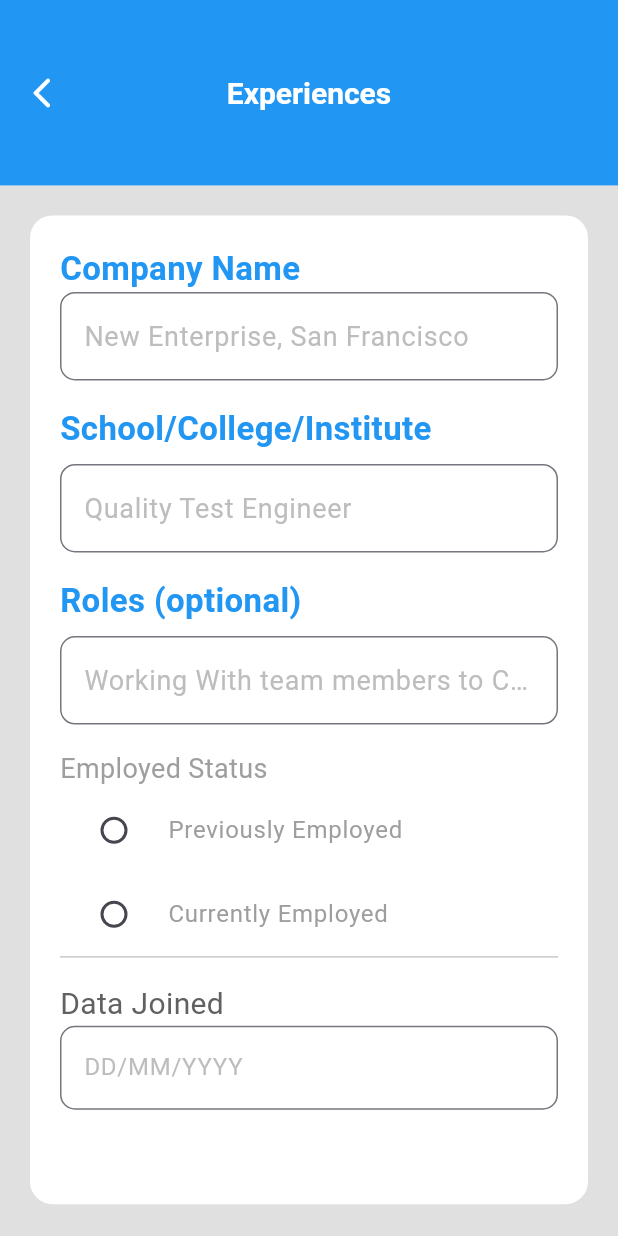
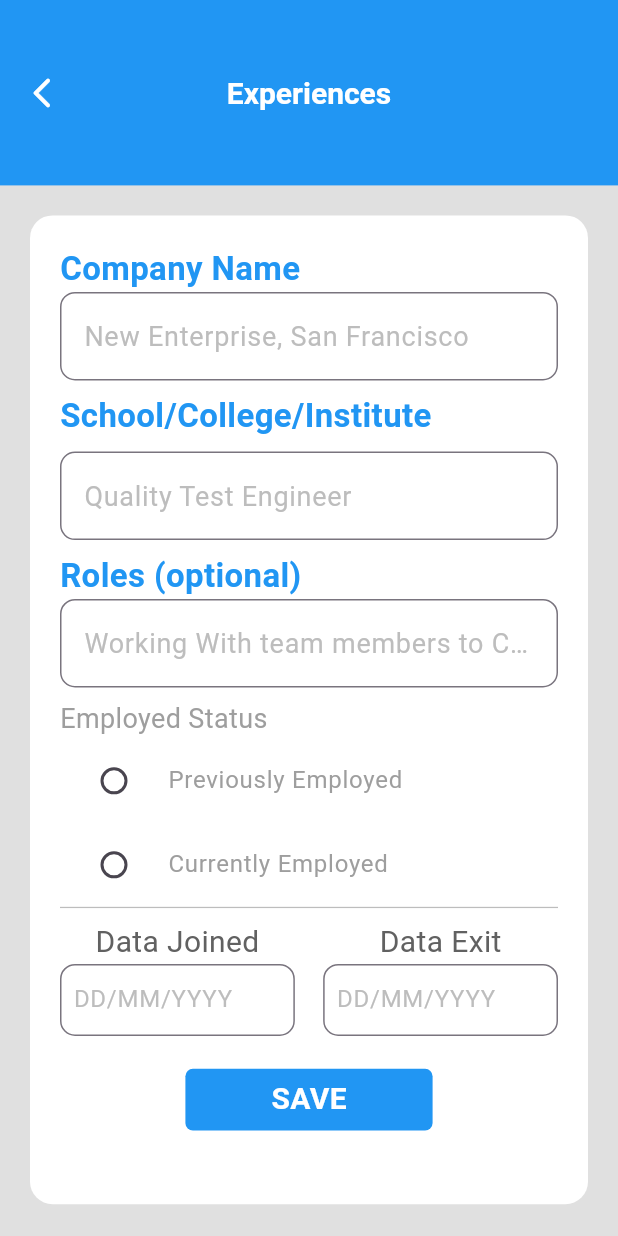
Before and after one commit to Vedpatel28/flutter_resume_builder_app, a Flutter app: the experiences_page screen opened by its route, on a phone screen of 412 x 824 dp. Run offline on Flutter 3.47's test engine with Material 2 defaults, Android fonts, the phone set to English and light mode, and no system bars.

Commit message:
vp | 16-04-23 | 11:36 | # resume builder app crate DAY-5

```diff
--- a/lib/views/screen/declaration_after_select_page.dart
+++ b/lib/views/screen/declaration_after_select_page.dart
@@ -12,7 +12,7 @@ class declaration_page_select extends StatefulWidget {
 }
 
 class _declaration_page_selectState extends State<declaration_page_select> {
-  bool onoffswi = false;
+  bool onoffswi = true;
 
   @override
   Widget build(BuildContext context) {
--- a/lib/views/screen/experiences_page.dart
+++ b/lib/views/screen/experiences_page.dart
@@ -25,14 +25,15 @@ class _experiences_pageState extends State<experiences_page> {
               Navigator.of(context).pop();
             });
           },
-            child: backicon),
+          child: backicon,
+        ),
         toolbarHeight: s.height * 0.15,
         title: Text("Experiences", style: AppBarTitile),
         centerTitle: true,
         backgroundColor: Colors.blue,
       ),
       body: Padding(
-        padding: const EdgeInsets.all(20),
+        padding: EdgeInsets.all(20),
         child: Container(
           height: s.height * 0.8,
           width: s.width,
@@ -41,7 +42,8 @@ class _experiences_pageState extends State<experiences_page> {
             borderRadius: BorderRadius.circular(15),
           ),
           child: Padding(
-            padding: const EdgeInsets.all(20),
+            padding: EdgeInsets.all(20),
+            child: SingleChildScrollView(
               child: Column(
                 crossAxisAlignment: CrossAxisAlignment.start,
                 children: [
@@ -55,10 +57,10 @@ class _experiences_pageState extends State<experiences_page> {
                           borderRadius: BorderRadius.circular(10),
                         ),
                         hintText: "New Enterprise, San Francisco",
-                      hintStyle:
-                          TextStyle(color: Colors.grey.shade400, fontSize: 18)),
+                        hintStyle: TextStyle(
+                            color: Colors.grey.shade400, fontSize: 18)),
                   ),
-                SizedBox(height: s.height * 0.02),
+                  SizedBox(height: s.height * 0.01),
                   Text(
                     "School/College/Institute",
                     style: titeltext,
@@ -70,15 +72,14 @@ class _experiences_pageState extends State<experiences_page> {
                           borderRadius: BorderRadius.circular(10),
                         ),
                         hintText: "Quality Test Engineer",
-                      hintStyle:
-                          TextStyle(color: Colors.grey.shade400, fontSize: 18)),
+                        hintStyle: TextStyle(
+                            color: Colors.grey.shade400, fontSize: 18)),
                   ),
-                SizedBox(height: s.height * 0.02),
+                  SizedBox(height: s.height * 0.01),
                   Text(
                     "Roles (optional)",
                     style: titeltext,
                   ),
-                SizedBox(height: s.height * 0.01),
                   TextField(
                     decoration: InputDecoration(
                         border: OutlineInputBorder(
@@ -86,10 +87,10 @@ class _experiences_pageState extends State<experiences_page> {
                         ),
                         hintText:
                             "Working With team members to Come up With new concepts and product analysis",
-                      hintStyle:
-                          TextStyle(color: Colors.grey.shade400, fontSize: 18)),
+                        hintStyle: TextStyle(
+                            color: Colors.grey.shade400, fontSize: 18)),
                   ),
-                SizedBox(height: s.height * 0.02),
+                  SizedBox(height: s.height * 0.01),
                   const Text(
                     "Employed Status",
                     style: TextStyle(
@@ -102,7 +103,9 @@ class _experiences_pageState extends State<experiences_page> {
                     value: "Previously Employed",
                     title: const Text(
                       "Previously Employed",
-                    style: TextStyle(color: Colors.grey),
+                      style: TextStyle(
+                        color: Colors.grey,
+                      ),
                     ),
                     groupValue: employedstatusredbox,
                     onChanged: (preemp) {
@@ -113,7 +116,6 @@ class _experiences_pageState extends State<experiences_page> {
                       );
                     },
                   ),
-                // Currently Employed
                   RadioListTile(
                     value: "Currently Employed",
                     title: const Text(
@@ -131,13 +133,24 @@ class _experiences_pageState extends State<experiences_page> {
                       );
                     },
                   ),
+                  // Currently Employed
                   Container(
                     height: s.height * 0.001,
                     color: Colors.grey.shade400,
                   ),
                   SizedBox(
-                  height: s.height * 0.02,
+                    height: s.height * 0.01,
                   ),
+                  Row(
+                    children: [
+                      Container(
+                        height: s.height * 0.12,
+                        width: s.width * 0.38,
+                        decoration: const BoxDecoration(
+                          color: Colors.transparent,
+                        ),
+                        child: Column(
+                          children: [
                             Text(
                               "Data Joined",
                               style: TextStyle(
@@ -150,6 +163,7 @@ class _experiences_pageState extends State<experiences_page> {
                                 border: OutlineInputBorder(
                                   borderRadius: BorderRadius.circular(10),
                                 ),
+                                contentPadding: EdgeInsets.all(5),
                                 hintText: "DD/MM/YYYY",
                                 hintStyle: TextStyle(
                                   color: Colors.grey.shade400,
@@ -159,6 +173,66 @@ class _experiences_pageState extends State<experiences_page> {
                           ],
                         ),
                       ),
+                      Spacer(),
+                      Container(
+                        height: s.height * 0.12,
+                        width: s.width * 0.38,
+                        decoration: const BoxDecoration(
+                          color: Colors.transparent,
+                        ),
+                        child: Column(
+                          children: [
+                            Text(
+                              "Data Exit",
+                              style: TextStyle(
+                                color: Colors.grey.shade700,
+                                fontSize: 20,
+                              ),
+                            ),
+                            TextField(
+                              decoration: InputDecoration(
+                                border: OutlineInputBorder(
+                                  borderRadius: BorderRadius.circular(10),
+                                ),
+                                contentPadding: EdgeInsets.all(5),
+                                hintText: "DD/MM/YYYY",
+                                hintStyle: TextStyle(
+                                  color: Colors.grey.shade400,
+                                ),
+                              ),
+                            ),
+                          ],
+                        ),
+                      ),
+                    ],
+                  ),
+                  Row(
+                    crossAxisAlignment: CrossAxisAlignment.center,
+                    mainAxisAlignment: MainAxisAlignment.center,
+                    children: [
+                      Container(
+                        width: s.width * 0.4,
+                        height: s.height * 0.05,
+                        decoration: BoxDecoration(
+                          color: Colors.blue,
+                          borderRadius: BorderRadius.circular(5),
+                        ),
+                        alignment: Alignment.center,
+                        child: const Text(
+                          "SAVE",
+                          style: TextStyle(
+                            color: Colors.white,
+                            fontWeight: FontWeight.bold,
+                            fontSize: 20,
+                          ),
+                        ),
+                      ),
+                    ],
+                  ),
+                ],
+              ),
+            ),
+          ),
         ),
       ),
       backgroundColor: Colors.grey.shade300,
--- a/lib/views/screen/interest_hobbies_page.dart
+++ b/lib/views/screen/interest_hobbies_page.dart
@@ -1,4 +1,5 @@
 import 'package:flutter/material.dart';
+import 'package:flutter_resume_builder_app/utils/back_button_icon.dart';
 import 'package:flutter_resume_builder_app/utils/theme_utils.dart';
 
 class interest_hobbies_page extends StatefulWidget {
@@ -11,8 +12,15 @@ class interest_hobbies_page extends StatefulWidget {
 class _interest_hobbies_pageState extends State<interest_hobbies_page> {
   @override
   Widget build(BuildContext context) {
+    Size s = MediaQuery.of(context).size;
     return Scaffold(
       appBar: AppBar(
+        leading: GestureDetector(onTap: () {
+          setState(() {
+            Navigator.of(context).pop();
+          });
+        },child: backicon,),
+        toolbarHeight: s.height*0.15,
         title: Text(
           "Interest Hobbies",
           style: AppBarTitile,
```
Lines whose indentation alone changed are shown as unchanged.
